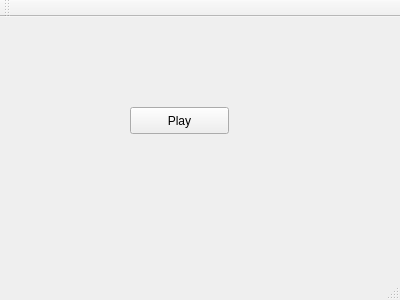
Old version of the form gui/mainwindow.ui in the repository andrewreeman/Simple-soundfile-player.
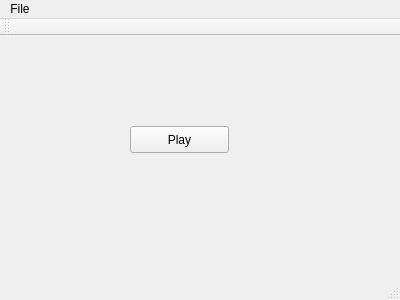
New version of the form.

Diff of the .ui file:
```diff
--- a/gui/mainwindow.ui
+++ b/gui/mainwindow.ui
@@ -37,6 +37,13 @@
      <height>25</height>
     </rect>
    </property>
+   <widget class="QMenu" name="menuFile">
+    <property name="title">
+     <string>File</string>
+    </property>
+    <addaction name="actionOpen"/>
+   </widget>
+   <addaction name="menuFile"/>
   </widget>
   <widget class="QToolBar" name="mainToolBar">
    <attribute name="toolBarArea">
```
Left out of the diff: 5 changed lines with no effect on the pictures.
